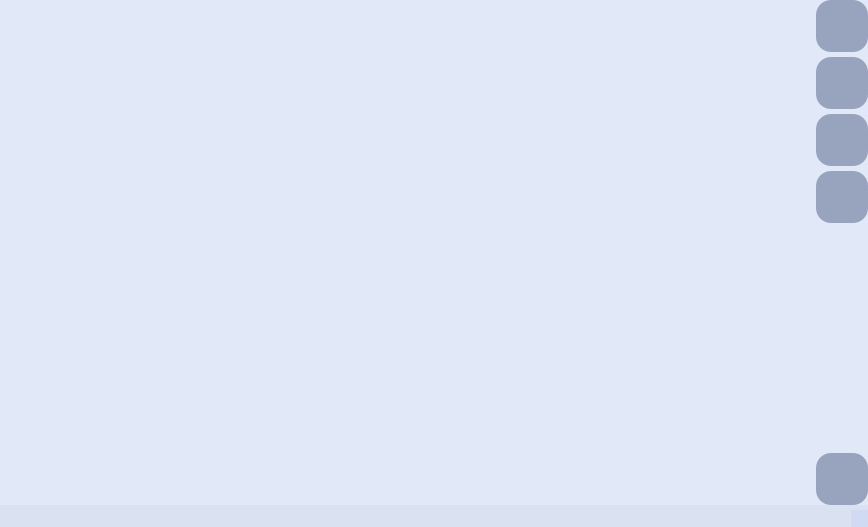
The window that mainwindow.ui (Shersula/LibrarySystem) describes before a commit, drawn with Qt 5.
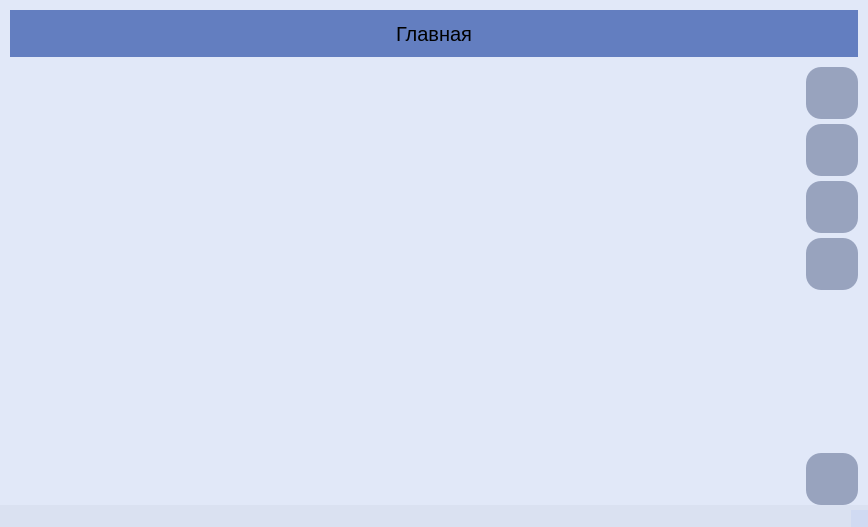
The same window after the commit. Icons and pictures are not drawn.

The edit to the form file:
```diff
--- a/mainwindow.ui
+++ b/mainwindow.ui
@@ -74,7 +74,47 @@
         <number>0</number>
        </property>
        <item>
-        <spacer name="horizontalSpacer">
+        <layout class="QVBoxLayout" name="MainVertical">
+         <property name="spacing">
+          <number>0</number>
+         </property>
+         <property name="leftMargin">
+          <number>10</number>
+         </property>
+         <property name="topMargin">
+          <number>10</number>
+         </property>
+         <property name="rightMargin">
+          <number>10</number>
+         </property>
+         <item>
+          <widget class="QWidget" name="title" native="true">
+           <property name="sizePolicy">
+            <sizepolicy hsizetype="Expanding" vsizetype="Fixed">
+             <horstretch>0</horstretch>
+             <verstretch>0</verstretch>
+            </sizepolicy>
+           </property>
+           <property name="minimumSize">
+            <size>
+             <width>0</width>
+             <height>47</height>
+            </size>
+           </property>
+           <property name="maximumSize">
+            <size>
+             <width>99999</width>
+             <height>47</height>
+            </size>
+           </property>
+           <property name="styleSheet">
+            <string notr="true">#title{
+	background-color: rgb(99, 126, 192);
+}</string>
+           </property>
+           <layout class="QHBoxLayout" name="horizontalLayout_4">
+            <item>
+             <spacer name="horizontalSpacer_2">
          <property name="orientation">
           <enum>Qt::Horizontal</enum>
          </property>
@@ -85,12 +125,88 @@
           </size>
          </property>
         </spacer>
+            </item>
+            <item>
+             <widget class="QLabel" name="label">
+              <property name="styleSheet">
+               <string notr="true">/* Текст заголовка */
+
+position: absolute;
+width: 768px;
+height: 47px;
+left: 10px;
+top: 11px;
+
+font-family: 'Acme';
+font-style: normal;
+font-weight: 400;
+font-size: 20px;
+line-height: 25px;
+display: flex;
+align-items: center;
+text-align: center;
+
+color: #000000;
+
+</string>
+              </property>
+              <property name="text">
+               <string>Главная</string>
+              </property>
+             </widget>
+            </item>
+            <item>
+             <spacer name="horizontalSpacer_3">
+              <property name="orientation">
+               <enum>Qt::Horizontal</enum>
+              </property>
+              <property name="sizeHint" stdset="0">
+               <size>
+                <width>40</width>
+                <height>20</height>
+               </size>
+              </property>
+             </spacer>
+            </item>
+           </layout>
+          </widget>
+         </item>
+         <item>
+          <layout class="QHBoxLayout" name="MainHorizontal">
+           <property name="spacing">
+            <number>0</number>
+           </property>
+           <property name="leftMargin">
+            <number>0</number>
+           </property>
+           <property name="topMargin">
+            <number>0</number>
+           </property>
+           <property name="rightMargin">
+            <number>0</number>
+           </property>
+           <item>
+            <widget class="QWidget" name="MainnWidget" native="true">
+             <property name="sizePolicy">
+              <sizepolicy hsizetype="Expanding" vsizetype="Preferred">
+               <horstretch>0</horstretch>
+               <verstretch>0</verstretch>
+              </sizepolicy>
+             </property>
+             <property name="styleSheet">
+              <string notr="true">
+	border-image: url(:/res/img/bg.png);</string>
+             </property>
+            </widget>
        </item>
        <item>
         <layout class="QVBoxLayout" name="Button_Group">
          <property name="spacing">
           <number>5</number>
          </property>
+             <property name="topMargin">
+              <number>10</number>
+             </property>
          <item>
           <widget class="QPushButton" name="BookGiveBtn">
            <property name="sizePolicy">
@@ -301,6 +417,10 @@
             </size>
            </property>
           </widget>
+             </item>
+            </layout>
+           </item>
+          </layout>
          </item>
         </layout>
        </item>
```
Left out of the diff: 3 changed lines with no effect on the pictures. Lines whose indentation alone changed are shown as unchanged.
